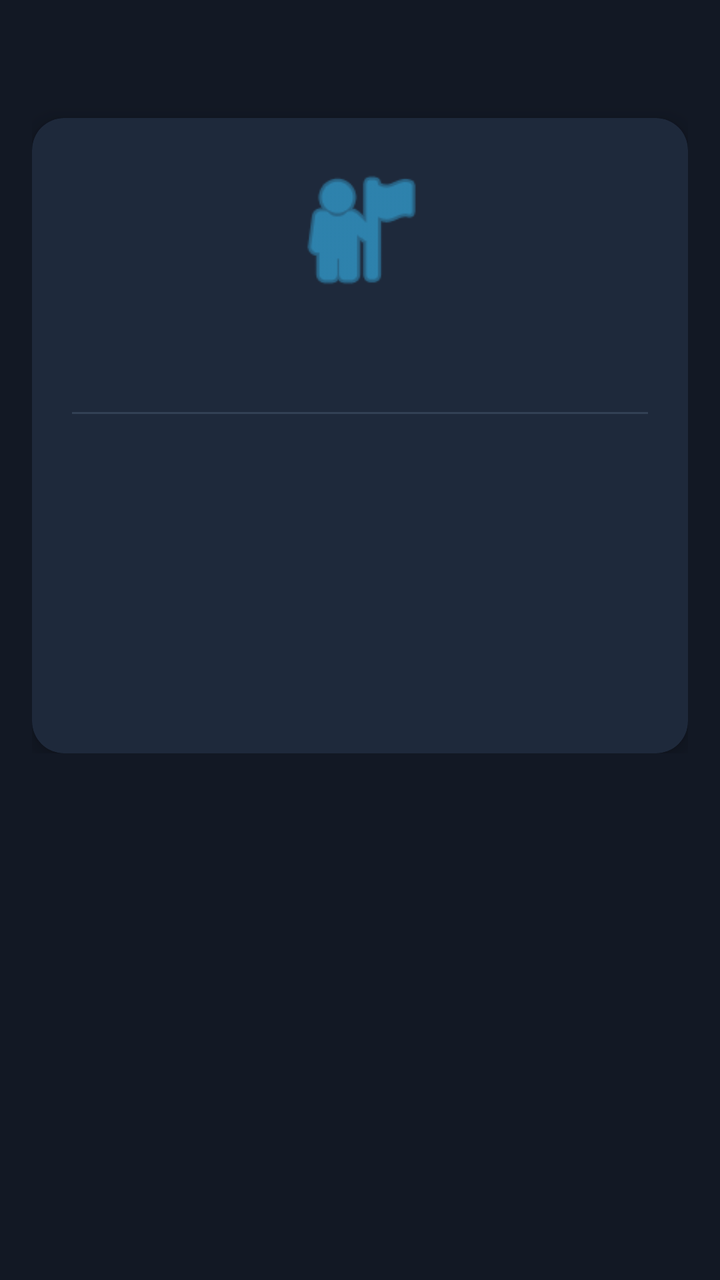
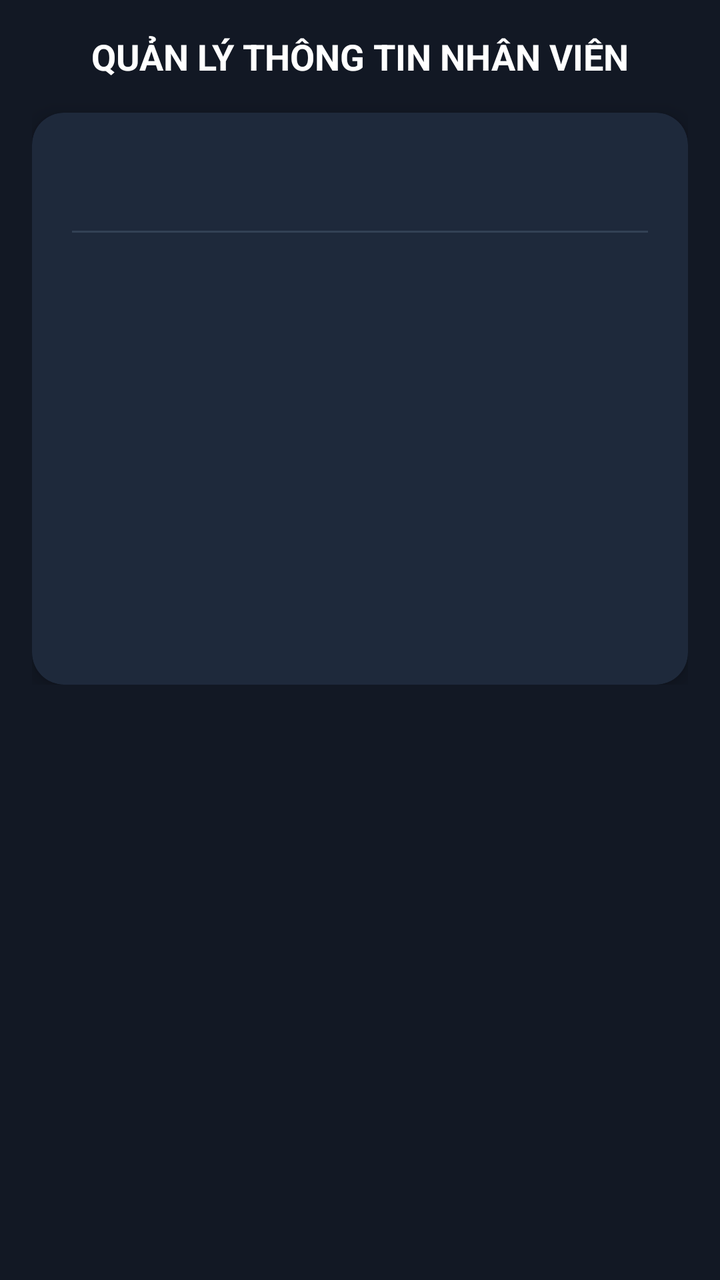

An Android layout rendered at two revisions. The XML below is the earlier revision; the diff shows what the commit changed to produce the second picture.
<!-- AndroidManifest.xml: application theme Theme.EmployeeInfo_2415053122129 -->
<!-- res/layout/activity_main.xml -->
<?xml version="1.0" encoding="utf-8"?>
<ScrollView xmlns:android="http://schemas.android.com/apk/res/android"
    xmlns:app="http://schemas.android.com/apk/res-auto"
    android:layout_width="match_parent"
    android:layout_height="match_parent"
    android:background="#121824"
    android:padding="16dp">

    <LinearLayout
        android:layout_width="match_parent"
        android:layout_height="wrap_content"
        android:orientation="vertical"
        android:gravity="center_horizontal">

        
        <TextView
            android:layout_width="wrap_content"
            android:layout_height="wrap_content"
            text="HỒ SƠ NHÂN VIÊN"
            android:textSize="20sp"
            android:textStyle="bold"
            android:textColor="#FFFFFF"
            android:layout_marginBottom="16dp" />

        
        <androidx.cardview.widget.CardView
            android:layout_width="match_parent"
            android:layout_height="wrap_content"
            app:cardCornerRadius="16dp"
            app:cardBackgroundColor="#1E293B"
            app:cardElevation="6dp">

            <LinearLayout
                android:layout_width="match_parent"
                android:layout_height="wrap_content"
                android:orientation="vertical"
                android:padding="20dp">

                
                <ImageView
                    android:layout_width="72dp"
                    android:layout_height="72dp"
                    android:layout_gravity="center_horizontal"
                    android:src="@android:drawable/ic_menu_myplaces"
                    android:layout_marginBottom="12dp"
                    app:tint="#38BDF8" />

                
                <TextView
                    android:id="@+id/tvName"
                    android:layout_width="match_parent"
                    android:layout_height="wrap_content"
                    android:textSize="20sp"
                    android:textStyle="bold"
                    android:textColor="#FFFFFF"
                    android:gravity="center"
                    android:layout_marginBottom="16dp" />

                <View
                    android:layout_width="match_parent"
                    android:layout_height="1dp"
                    android:background="#334155"
                    android:layout_marginBottom="16dp" />

                
                <TextView
                    android:id="@+id/tvEmployeeId"
                    android:layout_width="match_parent"
                    android:layout_height="wrap_content"
                    android:textSize="15sp"
                    android:textColor="#E2E8F0"
                    android:layout_marginBottom="8dp" />

                <TextView
                    android:id="@+id/tvDepartment"
                    android:layout_width="match_parent"
                    android:layout_height="wrap_content"
                    android:textSize="15sp"
                    android:textColor="#E2E8F0"
                    android:layout_marginBottom="8dp" />

                <TextView
                    android:id="@+id/tvAgeAndGender"
                    android:layout_width="match_parent"
                    android:layout_height="wrap_content"
                    android:textSize="15sp"
                    android:textColor="#E2E8F0"
                    android:layout_marginBottom="8dp" />

                <TextView
                    android:id="@+id/tvSalary"
                    android:layout_width="match_parent"
                    android:layout_height="wrap_content"
                    android:textSize="15sp"
                    android:textColor="#38BDF8"
                    android:textStyle="bold"
                    android:layout_marginBottom="8dp" />

                <TextView
                    android:id="@+id/tvSeniority"
                    android:layout_width="match_parent"
                    android:layout_height="wrap_content"
                    android:textSize="15sp"
                    android:textColor="#4ADE80"
                    android:textStyle="bold" />

            </LinearLayout>
        </androidx.cardview.widget.CardView>

    </LinearLayout>
</ScrollView>
<!-- resources referenced by this layout -->
<resources>
  <style name="Theme.EmployeeInfo_2415053122129" parent="Base.Theme.EmployeeInfo_2415053122129" />
  <style name="Base.Theme.EmployeeInfo_2415053122129" parent="Theme.Material3.DayNight.NoActionBar">
          
          
      </style>
</resources>

<!-- the commit's change to res/layout/activity_main.xml (unified diff, before → after) -->
@@ -9,20 +9,18 @@
     <LinearLayout
         android:layout_width="match_parent"
         android:layout_height="wrap_content"
-        android:orientation="vertical"
-        android:gravity="center_horizontal">
+        android:orientation="vertical">
 
-        
         <TextView
             android:layout_width="wrap_content"
             android:layout_height="wrap_content"
-            text="HỒ SƠ NHÂN VIÊN"
-            android:textSize="20sp"
+            android:text="QUẢN LÝ THÔNG TIN NHÂN VIÊN"
+            android:textSize="18sp"
             android:textStyle="bold"
             android:textColor="#FFFFFF"
+            android:layout_gravity="center_horizontal"
             android:layout_marginBottom="16dp" />
 
-        
         <androidx.cardview.widget.CardView
             android:layout_width="match_parent"
             android:layout_height="wrap_content"
@@ -37,15 +35,6 @@
                 android:padding="20dp">
 
                 
-                <ImageView
-                    android:layout_width="72dp"
-                    android:layout_height="72dp"
-                    android:layout_gravity="center_horizontal"
-                    android:src="@android:drawable/ic_menu_myplaces"
-                    android:layout_marginBottom="12dp"
-                    app:tint="#38BDF8" />
-
-                
                 <TextView
                     android:id="@+id/tvName"
                     android:layout_width="match_parent"
@@ -54,55 +43,75 @@
                     android:textStyle="bold"
                     android:textColor="#FFFFFF"
                     android:gravity="center"
-                    android:layout_marginBottom="16dp" />
+                    android:layout_marginBottom="12dp" />
 
                 <View
                     android:layout_width="match_parent"
                     android:layout_height="1dp"
                     android:background="#334155"
-                    android:layout_marginBottom="16dp" />
+                    android:layout_marginBottom="12dp" />
 
-                
                 <TextView
                     android:id="@+id/tvEmployeeId"
                     android:layout_width="match_parent"
                     android:layout_height="wrap_content"
-                    android:textSize="15sp"
                     android:textColor="#E2E8F0"
-                    android:layout_marginBottom="8dp" />
+                    android:layout_marginBottom="6dp" />
 
                 <TextView
                     android:id="@+id/tvDepartment"
                     android:layout_width="match_parent"
                     android:layout_height="wrap_content"
-                    android:textSize="15sp"
                     android:textColor="#E2E8F0"
-                    android:layout_marginBottom="8dp" />
+                    android:layout_marginBottom="6dp" />
 
                 <TextView
                     android:id="@+id/tvAgeAndGender"
                     android:layout_width="match_parent"
                     android:layout_height="wrap_content"
-                    android:textSize="15sp"
                     android:textColor="#E2E8F0"
-                    android:layout_marginBottom="8dp" />
+                    android:layout_marginBottom="6dp" />
 
+                
                 <TextView
                     android:id="@+id/tvSalary"
                     android:layout_width="match_parent"
                     android:layout_height="wrap_content"
-                    android:textSize="15sp"
                     android:textColor="#38BDF8"
                     android:textStyle="bold"
-                    android:layout_marginBottom="8dp" />
+                    android:layout_marginBottom="6dp" />
 
+                
                 <TextView
-                    android:id="@+id/tvSeniority"
+                    android:id="@+id/tvSalaryComparison"
                     android:layout_width="match_parent"
                     android:layout_height="wrap_content"
-                    android:textSize="15sp"
+                    android:textColor="#FBBF24"
+                    android:layout_marginBottom="6dp" />
+
+                
+                <TextView
+                    android:id="@+id/tvSeniorityRank"
+                    android:layout_width="match_parent"
+                    android:layout_height="wrap_content"
                     android:textColor="#4ADE80"
-                    android:textStyle="bold" />
+                    android:textStyle="bold"
+                    android:layout_marginBottom="6dp" />
+
+                
+                <TextView
+                    android:id="@+id/tvSummaryInfo"
+                    android:layout_width="match_parent"
+                    android:layout_height="wrap_content"
+                    android:textColor="#A78BFA"
+                    android:layout_marginBottom="6dp" />
+
+                
+                <TextView
+                    android:id="@+id/tvExtraInfo"
+                    android:layout_width="match_parent"
+                    android:layout_height="wrap_content"
+                    android:textColor="#34D399" />
 
             </LinearLayout>
         </androidx.cardview.widget.CardView>
